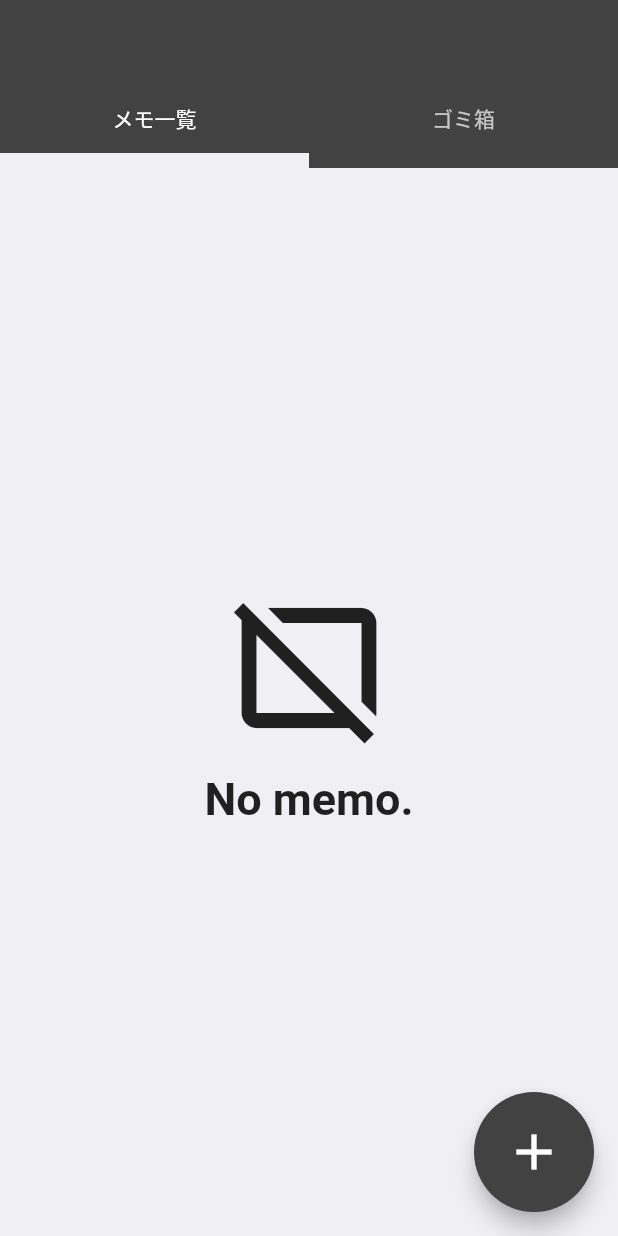
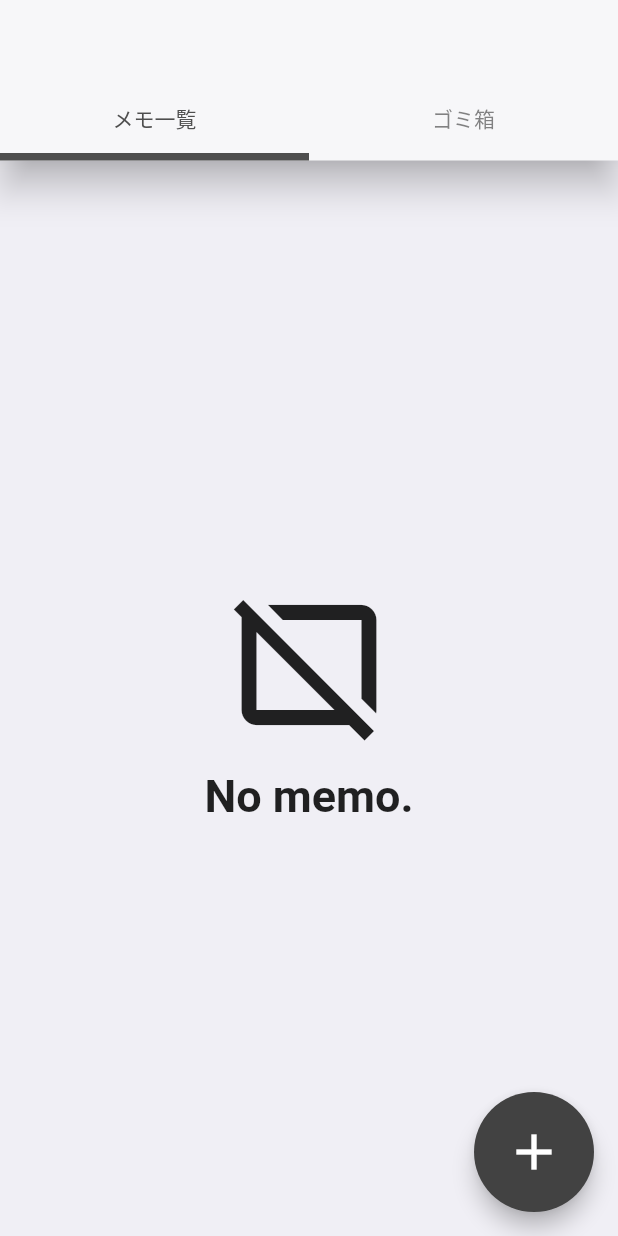
Before and after one commit to iseruuuuu/programming_memo_app, a Flutter app: the screen it shows after launch, after a tap on the "list" icon, on a phone screen of 412 x 824 dp. Run offline on Flutter 3.47's test engine with Material 2 defaults, Android fonts, the phone set to English and light mode, and no system bars; our stand-ins replace auto_size_text, flutter_markdown, flutter_riverpod, freezed_annotation, hive, hive_flutter and 2 more; missing offline and left inert: markdown, window_size; accounts and stored records are empty; generated files the repository leaves out were written again.

Commit message:
Add: デザインをiOS風にした。

```diff
--- a/lib/screen/screen/memo/memo_page.dart
+++ b/lib/screen/screen/memo/memo_page.dart
@@ -55,10 +55,10 @@ class MemoPage extends StatelessWidget {
             child: Focus(
               autofocus: true,
               child: Scaffold(
-                backgroundColor: CupertinoColors.extraLightBackgroundGray,
+                backgroundColor: const Color(0xFFF0EFF5),
                 appBar: AppBar(
-                  backgroundColor: Colors.grey.shade800,
-                  elevation: 2,
+                  backgroundColor: const Color(0xFFF7F7F9),
+                  elevation: 10,
                   automaticallyImplyLeading: false,
                   actions: [
                     IconButton(
@@ -66,13 +66,14 @@ class MemoPage extends StatelessWidget {
                       iconSize: 40,
                       icon: const Icon(
                         Icons.list,
-                        color: Colors.white,
+                        color: Color(0xFF4E4E4E),
                       ),
                     ),
                   ],
                   bottom: TabBar(
-                    indicatorWeight: 10,
-                    indicatorColor: CupertinoColors.extraLightBackgroundGray,
+                    indicatorWeight: 5,
+                    indicatorColor: const Color(0xFF4E4E4E),
+                    labelColor: const Color(0xFF4E4E4E),
                     tabs: <Widget>[
                       Tab(text: memoTabEditor),
                       Tab(text: memoTabPreview),
--- a/lib/screen/screen/memo_list/memo_list_page.dart
+++ b/lib/screen/screen/memo_list/memo_list_page.dart
@@ -39,13 +39,14 @@ class MemoListPage extends StatelessWidget {
       child: DefaultTabController(
         length: 2,
         child: Scaffold(
-          backgroundColor: CupertinoColors.extraLightBackgroundGray,
+          backgroundColor: const Color(0xFFF0EFF5),
           appBar: AppBar(
-            backgroundColor: Colors.grey.shade800,
-            elevation: 0,
+            backgroundColor: const Color(0xFFF7F7F9),
+            elevation: 10,
             bottom: const TabBar(
-              indicatorWeight: 10,
-              indicatorColor: CupertinoColors.extraLightBackgroundGray,
+              indicatorWeight: 5,
+              indicatorColor: Color(0xFF4E4E4E),
+              labelColor: Color(0xFF4E4E4E),
               tabs: <Widget>[
                 Tab(text: 'メモ一覧'),
                 Tab(text: 'ゴミ箱'),
```
